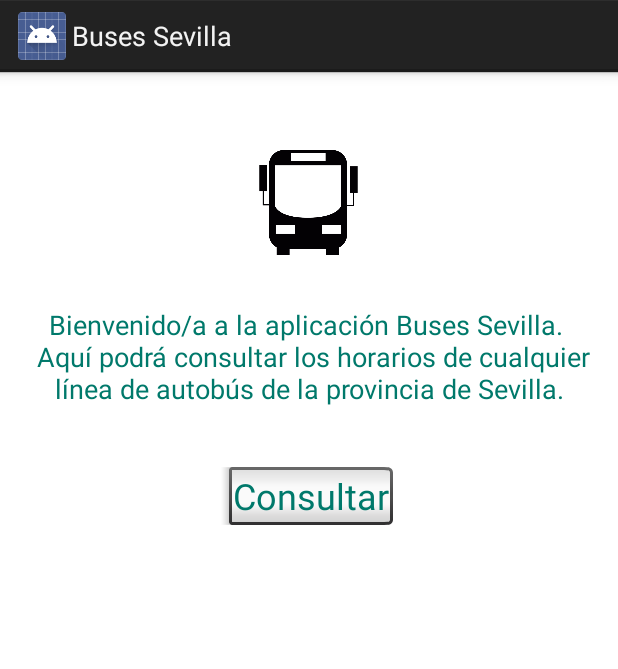
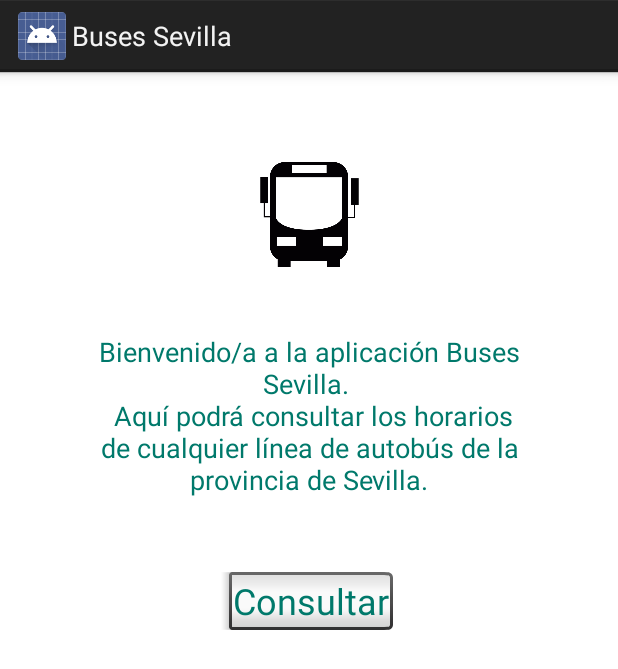
Before and after one commit to albacj/Trabajo-Android, an Android app: the screen it shows after launch (Main0Activity), on a phone screen of 412 x 824 dp. Shown: the top 669 px of the screen. Run offline under Robolectric (Android 15) with nearby library versions, the phone set to English and light mode, and no system bars.

Commit message:
Constraint layout solucionados.

```diff
--- a/BusesSevilla/app/src/main/AndroidManifest.xml
+++ b/BusesSevilla/app/src/main/AndroidManifest.xml
@@ -21,7 +21,8 @@
                 <category android:name="android.intent.category.LAUNCHER" />
             </intent-filter>
         </activity>
-        <activity android:name=".MainActivity1"></activity>
+        <activity android:name=".MainActivity1" />
+        <activity android:name=".MainActivity2"></activity>
     </application>
 
 </manifest>
--- a/BusesSevilla/app/src/main/res/layout/activity_main0.xml
+++ b/BusesSevilla/app/src/main/res/layout/activity_main0.xml
@@ -1,6 +1,6 @@
 <?xml version="1.0" encoding="utf-8"?>
 
-<RelativeLayout
+<android.support.constraint.ConstraintLayout
     xmlns:android="http://schemas.android.com/apk/res/android"
     xmlns:app="http://schemas.android.com/apk/res-auto"
     xmlns:tools="http://schemas.android.com/tools"
@@ -11,16 +11,21 @@
 
     <TextView
         android:id="@+id/welcomeTextView"
-        android:layout_width="wrap_content"
+        android:layout_width="300dp"
         android:layout_height="wrap_content"
         android:layout_alignParentLeft="true"
         android:layout_alignParentStart="true"
         android:layout_below="@+id/BusImage"
-        android:layout_marginTop="34dp"
         android:text="Bienvenido/a a la aplicación Buses Sevilla. \n Aquí podrá consultar los horarios de cualquier línea de autobús de la provincia de Sevilla."
         android:textAlignment="center"
         android:textColor="@color/colorPrimaryDark"
-        android:textSize="18sp" />
+        android:textSize="18sp"
+        android:layout_marginTop="44dp"
+        app:layout_constraintTop_toBottomOf="@+id/BusImage"
+        android:layout_marginRight="8dp"
+        app:layout_constraintRight_toRightOf="parent"
+        android:layout_marginLeft="8dp"
+        app:layout_constraintLeft_toLeftOf="parent" />
 
     <Button
         android:id="@+id/welcomeButton"
@@ -31,9 +36,14 @@
         android:textColor="@color/colorPrimaryDark"
         android:textSize="24sp"
         android:onClick="btnWelcomeClicked"
-        android:layout_marginTop="36dp"
         android:layout_below="@+id/welcomeTextView"
-        android:layout_centerHorizontal="true" />
+        android:layout_centerHorizontal="true"
+        android:layout_marginTop="45dp"
+        app:layout_constraintTop_toBottomOf="@+id/welcomeTextView"
+        android:layout_marginLeft="8dp"
+        app:layout_constraintLeft_toLeftOf="@+id/welcomeTextView"
+        android:layout_marginRight="8dp"
+        app:layout_constraintRight_toRightOf="@+id/welcomeTextView" />
 
     <ImageView
         android:id="@+id/BusImage"
@@ -41,9 +51,14 @@
         android:layout_height="70dp"
         android:layout_alignParentTop="true"
         android:layout_centerHorizontal="true"
-        android:layout_marginTop="52dp"
         android:background="@color/colorIcons"
         android:src="@drawable/autobus"
-        android:visibility="visible" />
+        android:visibility="visible"
+        app:layout_constraintTop_toTopOf="parent"
+        android:layout_marginTop="60dp"
+        android:layout_marginRight="8dp"
+        app:layout_constraintRight_toRightOf="parent"
+        android:layout_marginLeft="8dp"
+        app:layout_constraintLeft_toLeftOf="parent" />
 
-</RelativeLayout>
+</android.support.constraint.ConstraintLayout>
```
Also changed, not shown: BusesSevilla/app/src/main/java/com/example/alba/busessevilla/MainActivity2.java (added, +13 -0 lines), BusesSevilla/app/src/main/res/layout/activity_main1.xml (+5 -5 lines), BusesSevilla/app/src/main/res/layout/activity_main2.xml (added, +38 -0 lines).
